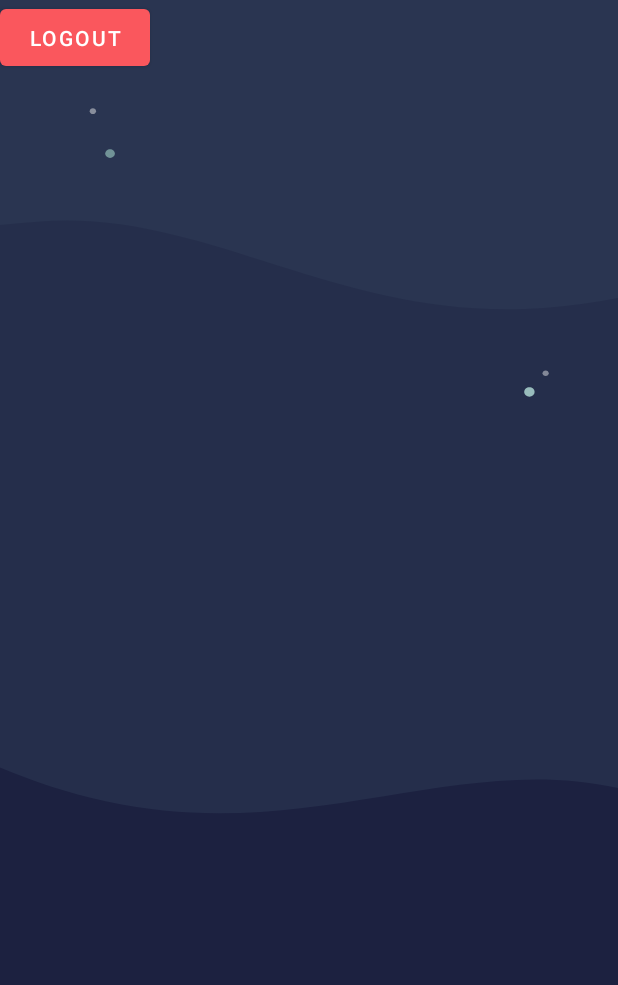
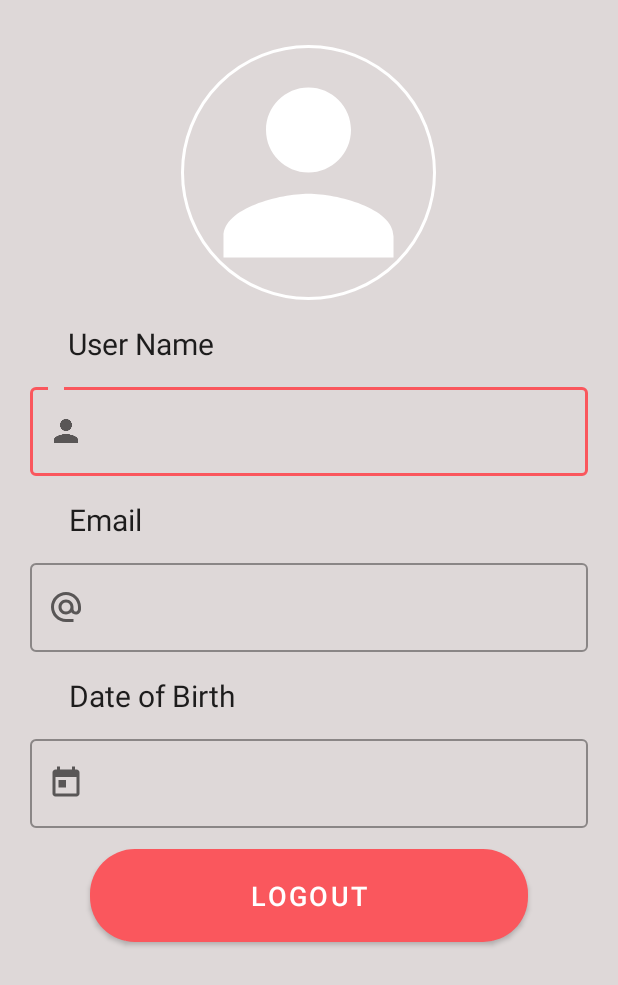
Before and after one commit to mohammedyashour/Barcode_scanner, an Android app: the layout fragment_menu.xml on its own in the app's theme, with its tools: preview values and no code run, on a phone screen of 412 x 824 dp. Shown: the top 985 px of the screen. Run offline under Robolectric (Android 15) with nearby library versions, the phone set to English and light mode, and no system bars.

Commit message:
add new features

```diff
--- /dev/null
+++ b/app/src/main/res/drawable/ic_lock.xml
@@ -0,0 +1,5 @@
+<vector android:height="24dp" android:tint="#C9C9C9"
+    android:viewportHeight="24" android:viewportWidth="24"
+    android:width="24dp" xmlns:android="http://schemas.android.com/apk/res/android">
+    <path android:fillColor="@android:color/white" android:pathData="M18,8h-1L17,6c0,-2.76 -2.24,-5 -5,-5S7,3.24 7,6v2L6,8c-1.1,0 -2,0.9 -2,2v10c0,1.1 0.9,2 2,2h12c1.1,0 2,-0.9 2,-2L20,10c0,-1.1 -0.9,-2 -2,-2zM12,17c-1.1,0 -2,-0.9 -2,-2s0.9,-2 2,-2 2,0.9 2,2 -0.9,2 -2,2zM15.1,8L8.9,8L8.9,6c0,-1.71 1.39,-3.1 3.1,-3.1 1.71,0 3.1,1.39 3.1,3.1v2z"/>
+</vector>
--- /dev/null
+++ b/app/src/main/res/drawable/ic_mail.xml
@@ -0,0 +1,5 @@
+<vector android:height="24dp" android:tint="#C9C9C9"
+    android:viewportHeight="24" android:viewportWidth="24"
+    android:width="24dp" xmlns:android="http://schemas.android.com/apk/res/android">
+    <path android:fillColor="@android:color/white" android:pathData="M20,4L4,4c-1.1,0 -1.99,0.9 -1.99,2L2,18c0,1.1 0.9,2 2,2h16c1.1,0 2,-0.9 2,-2L22,6c0,-1.1 -0.9,-2 -2,-2zM20,8l-8,5 -8,-5L4,6l8,5 8,-5v2z"/>
+</vector>
--- /dev/null
+++ b/app/src/main/res/drawable/ic_personn.xml
@@ -0,0 +1,5 @@
+<vector android:height="24dp" android:tint="#C9C9C9"
+    android:viewportHeight="24" android:viewportWidth="24"
+    android:width="24dp" xmlns:android="http://schemas.android.com/apk/res/android">
+    <path android:fillColor="@android:color/white" android:pathData="M12,12c2.21,0 4,-1.79 4,-4s-1.79,-4 -4,-4 -4,1.79 -4,4 1.79,4 4,4zM12,14c-2.67,0 -8,1.34 -8,4v2h16v-2c0,-2.66 -5.33,-4 -8,-4z"/>
+</vector>
--- /dev/null
+++ b/app/src/main/res/drawable/ic_preson.xml
@@ -0,0 +1,5 @@
+<vector android:height="24dp" android:tint="#FFFFFF"
+    android:viewportHeight="24" android:viewportWidth="24"
+    android:width="24dp" xmlns:android="http://schemas.android.com/apk/res/android">
+    <path android:fillColor="@android:color/white" android:pathData="M12,12c2.21,0 4,-1.79 4,-4s-1.79,-4 -4,-4 -4,1.79 -4,4 1.79,4 4,4zM12,14c-2.67,0 -8,1.34 -8,4v2h16v-2c0,-2.66 -5.33,-4 -8,-4z"/>
+</vector>
--- /dev/null
+++ b/app/src/main/res/drawable/key.xml
@@ -0,0 +1,5 @@
+<vector android:alpha="0.9" android:height="24dp" android:tint="#C9C9C9"
+    android:viewportHeight="24" android:viewportWidth="24"
+    android:width="24dp" xmlns:android="http://schemas.android.com/apk/res/android">
+    <path android:fillColor="@android:color/white" android:pathData="M12.65,10C11.83,7.67 9.61,6 7,6c-3.31,0 -6,2.69 -6,6s2.69,6 6,6c2.61,0 4.83,-1.67 5.65,-4H17v4h4v-4h2v-4H12.65zM7,14c-1.1,0 -2,-0.9 -2,-2s0.9,-2 2,-2 2,0.9 2,2 -0.9,2 -2,2z"/>
+</vector>
--- /dev/null
+++ b/app/src/main/res/drawable/view_shape.xml
@@ -0,0 +1,4 @@
+<?xml version="1.0" encoding="utf-8"?>
+<shape xmlns:android="http://schemas.android.com/apk/res/android">
+    <corners android:radius="15dp"/>
+</shape>
--- a/app/src/main/res/layout/fragment_menu.xml
+++ b/app/src/main/res/layout/fragment_menu.xml
@@ -5,6 +5,7 @@
     xmlns:tools="http://schemas.android.com/tools"
     android:layout_width="match_parent"
     android:layout_height="match_parent"
+
  >
 
     <!--  Fill with your views, just like you would in a normal ConstraintLayout  -->
@@ -20,9 +21,133 @@
         app:lottie_loop="true"
         android:scaleType="fitXY"
         />
-    <Button
-        android:id="@+id/btnlogout"
-        android:layout_width="100dp"
-        android:layout_height="50dp"
-        android:text="@string/logout"/>
+    <LinearLayout
+        android:padding="20dp"
+        android:layout_width="match_parent"
+        android:layout_height="match_parent"
+        android:gravity="center_horizontal"
+        android:orientation="vertical"
+        android:translationZ="10dp"
+        android:background="@color/bg"
+        >
+    <de.hdodenhof.circleimageview.CircleImageView
+        android:layout_width="170dp"
+        android:layout_height="170dp"
+        android:layout_marginTop="10dp"
+
+        android:id="@+id/profile_image"
+        android:src="@drawable/ic_preson"
+        app:civ_border_width="2dp"
+        app:civ_border_color="@color/white"
+        tools:ignore="MissingConstraints"
+        android:translationZ="1dp"/>
+        <TextView
+        android:id="@+id/tv_nameTitle"
+        android:layout_width="wrap_content"
+        android:layout_height="wrap_content"
+        android:layout_marginTop="15dp"
+        android:text="@string/Username"
+        style="@style/Widget.MaterialComponents.TextInputLayout.OutlinedBox"
+        android:layout_marginLeft="-112dp"
+        android:textSize="20sp"
+     />
+        <!--**************  Name Edit Text***********************-->
+
+        <com.google.android.material.textfield.TextInputLayout
+            android:id="@+id/layname"
+            android:layout_width="match_parent"
+            android:layout_height="wrap_content"
+            android:hint=" "
+            style="@style/Widget.MaterialComponents.TextInputLayout.OutlinedBox"
+            app:startIconDrawable="@drawable/ic_preson"
+            android:layout_marginTop="10dp"
+
+            >
+
+            <com.google.android.material.textfield.TextInputEditText
+                android:id="@+id/edname"
+                android:layout_width="match_parent"
+                android:layout_height="wrap_content"
+                android:textSize="18sp"
+                android:inputType="text"
+
+                />
+        </com.google.android.material.textfield.TextInputLayout>
+        <TextView
+            android:id="@+id/email"
+            android:layout_width="wrap_content"
+            android:layout_height="wrap_content"
+            android:layout_marginTop="15dp"
+            android:text="@string/email"
+            style="@style/Widget.MaterialComponents.TextInputLayout.OutlinedBox"
+
+            android:layout_marginLeft="-132dp"
+            android:textSize="20sp"
+            />
+        <!--**************  Email Edit Text***********************-->
+
+        <com.google.android.material.textfield.TextInputLayout
+            android:id="@+id/layemail"
+            android:layout_width="match_parent"
+            android:layout_height="wrap_content"
+            android:hint=" "
+            style="@style/Widget.MaterialComponents.TextInputLayout.OutlinedBox"
+            app:startIconDrawable="@drawable/ic__email"
+            android:layout_marginTop="10dp"
+
+            >
+
+            <com.google.android.material.textfield.TextInputEditText
+                android:id="@+id/edemail"
+                android:layout_width="match_parent"
+                android:layout_height="wrap_content"
+                android:textSize="18sp"
+                android:inputType="text"
+
+                />
+        </com.google.android.material.textfield.TextInputLayout>
+        <TextView
+            android:id="@+id/date"
+            android:layout_width="wrap_content"
+            android:layout_height="wrap_content"
+            android:layout_marginTop="15dp"
+            android:text="@string/dateofbirth"
+            style="@style/Widget.MaterialComponents.TextInputLayout.OutlinedBox"
+
+            android:layout_marginLeft="-104dp"
+            android:textSize="20sp"
+            />
+        <!--**************  DAte of birth Edit Text***********************-->
+
+        <com.google.android.material.textfield.TextInputLayout
+            android:id="@+id/laydate"
+            android:layout_width="match_parent"
+            android:layout_height="wrap_content"
+            android:hint=" "
+            style="@style/Widget.MaterialComponents.TextInputLayout.OutlinedBox"
+            app:startIconDrawable="@drawable/calendar_icon"
+            android:layout_marginTop="10dp"
+
+            >
+
+            <com.google.android.material.textfield.TextInputEditText
+                android:id="@+id/eddate"
+                android:layout_width="match_parent"
+                android:layout_height="wrap_content"
+                android:textSize="18sp"
+                android:inputType="text"
+                android:editable="false"
+                />
+        </com.google.android.material.textfield.TextInputLayout>
+        <Button
+            android:id="@+id/btnlogout"
+            android:layout_width="300dp"
+            android:layout_height="70dp"
+            android:text="@string/logout"
+            android:background="@drawable/btn_rounded_green"
+            android:textSize="18sp"
+            android:layout_marginTop="10dp"/>
+    </LinearLayout>
+
+
 </FrameLayout>
--- a/app/src/main/res/layout/fragment_scanner.xml
+++ b/app/src/main/res/layout/fragment_scanner.xml
@@ -10,7 +10,6 @@
         android:id="@+id/animationView"
         android:layout_width="match_parent"
         android:layout_height="match_parent"
-        app:lottie_rawRes="@raw/animationbackground"
         app:lottie_autoPlay="true"
         app:lottie_loop="true"
         android:scaleType="fitXY"
@@ -21,6 +20,7 @@
         android:src="@drawable/scannerbg"
         android:layout_marginTop="30dp"/>
     <androidx.constraintlayout.widget.ConstraintLayout
+
         android:layout_width="match_parent"
         android:layout_height="match_parent">
 
@@ -28,7 +28,7 @@
             android:id="@+id/cardView"
             android:layout_width="100dp"
             android:layout_height="60dp"
-   android:layout_marginBottom="80dp"
+   android:layout_marginBottom="100dp"
             android:layout_marginEnd="150dp"
             android:translationZ="2dp"
             app:layout_constraintBottom_toBottomOf="parent"
@@ -70,7 +70,7 @@
             android:layout_width="wrap_content"
             android:layout_height="wrap_content"
             android:layout_marginEnd="160dp"
-            android:layout_marginBottom="172dp"
+            android:layout_marginBottom="192dp"
             android:text="Scan"
             android:textSize="18sp"
             app:layout_constraintBottom_toBottomOf="parent"
--- a/app/src/main/res/values/strings.xml
+++ b/app/src/main/res/values/strings.xml
@@ -89,4 +89,8 @@
     <string name="passerror">password is not true</string>
     <string name="email">Email</string>
     <string name="logout">Logout</string>
+    <string name="dateofbirth">Date of Birth</string>
+    <string name="CreateNewAccount">Create New Account</string>
+    <string name="ConfirmPassword">Confirm Password</string>
+    <string name="imnotarobot">i\'m not a robot</string>
 </resources>
```
Also changed, not shown: app/src/main/java/com/example/barcodescanner/Fragments/Menu.java (+73 -6 lines), app/src/main/java/com/example/barcodescanner/SignUp.java (+108 -83 lines), app/src/main/res/layout/activity_sign_up.xml (+7 -7 lines), app/src/main/res/drawable/scannerbg.png (added), app/src/main/res/drawable/top_of_dashboard.png (added), 2 other files.
